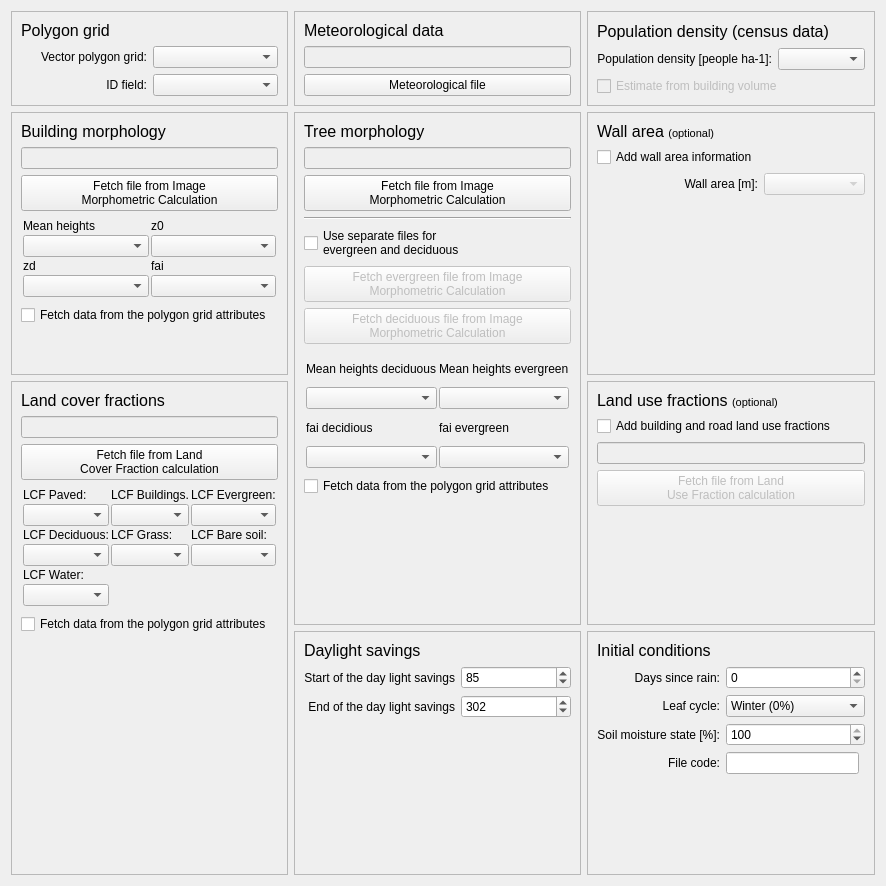
Above: SUEWSPrepare/tabs/main_tab.ui from UMEP-dev/UMEP before the change. Below: the same form after it.
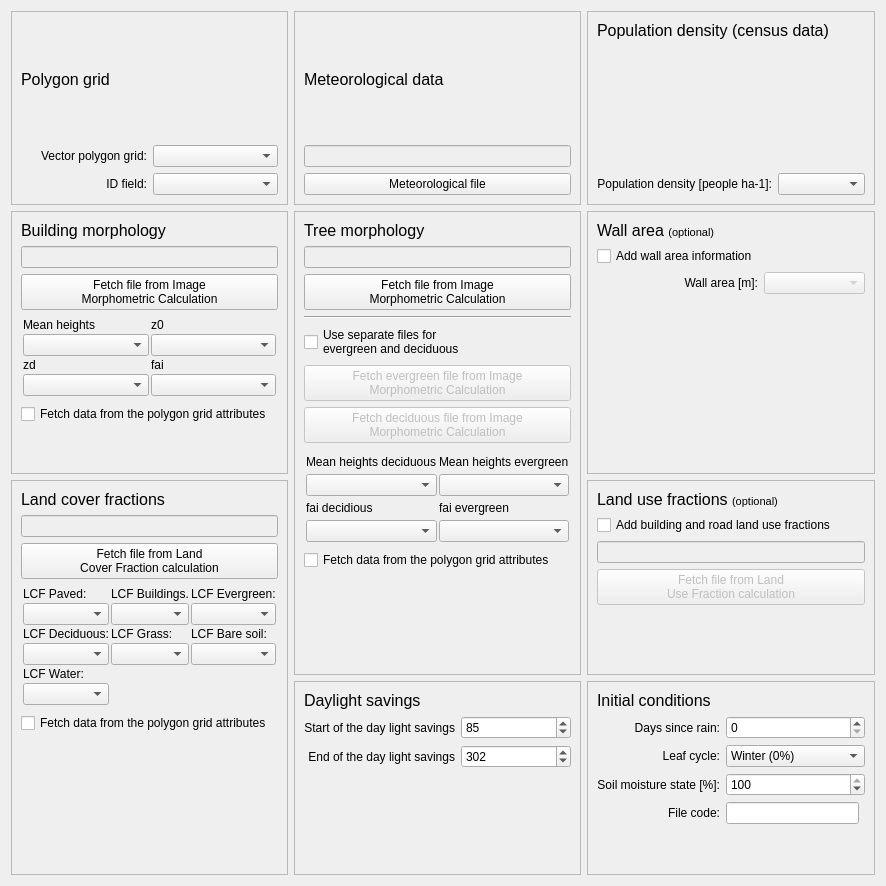
That is the form after the change.

The edit to the form file:
```diff
--- a/SUEWSPrepare/tabs/main_tab.ui
+++ b/SUEWSPrepare/tabs/main_tab.ui
@@ -124,7 +124,7 @@
       <enum>QFrame::Raised</enum>
      </property>
      <layout class="QGridLayout" name="gridLayout_5">
-      <item row="1" column="0">
+      <item row="2" column="0">
        <widget class="QLabel" name="label_27">
         <property name="text">
          <string>Population density [people ha-1]:</string>
@@ -148,7 +148,7 @@
         </property>
        </widget>
       </item>
-      <item row="1" column="1">
+      <item row="2" column="1">
        <widget class="QComboBox" name="comboBox_popdens">
         <property name="enabled">
          <bool>true</bool>
@@ -158,18 +158,18 @@
         </property>
        </widget>
       </item>
-      <item row="2" column="0" colspan="2">
-       <widget class="QCheckBox" name="checkBoxPlots">
-        <property name="enabled">
-         <bool>false</bool>
+      <item row="1" column="0">
+       <spacer name="verticalSpacer_4">
+        <property name="orientation">
+         <enum>Qt::Vertical</enum>
         </property>
-        <property name="text">
-         <string>Estimate from building volume</string>
+        <property name="sizeHint" stdset="0">
+         <size>
+          <width>20</width>
+          <height>40</height>
+         </size>
         </property>
-        <property name="checked">
-         <bool>false</bool>
-        </property>
-       </widget>
+       </spacer>
       </item>
      </layout>
     </widget>
```
Left out of the diff: 2 changed lines with no effect on the pictures.
